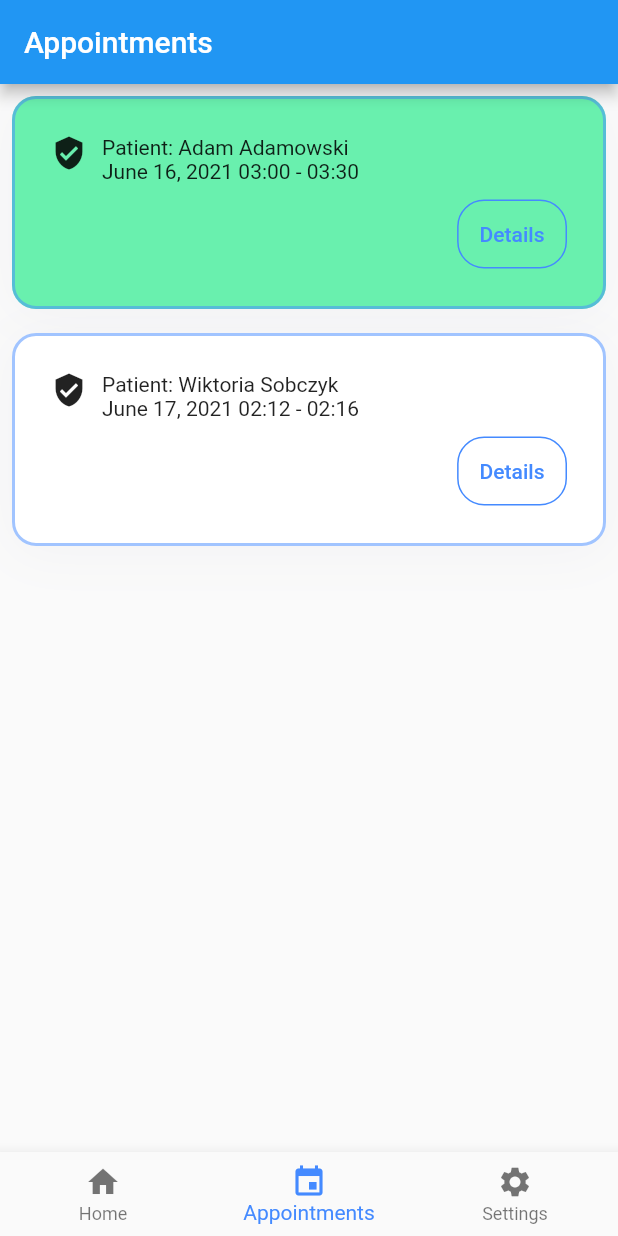
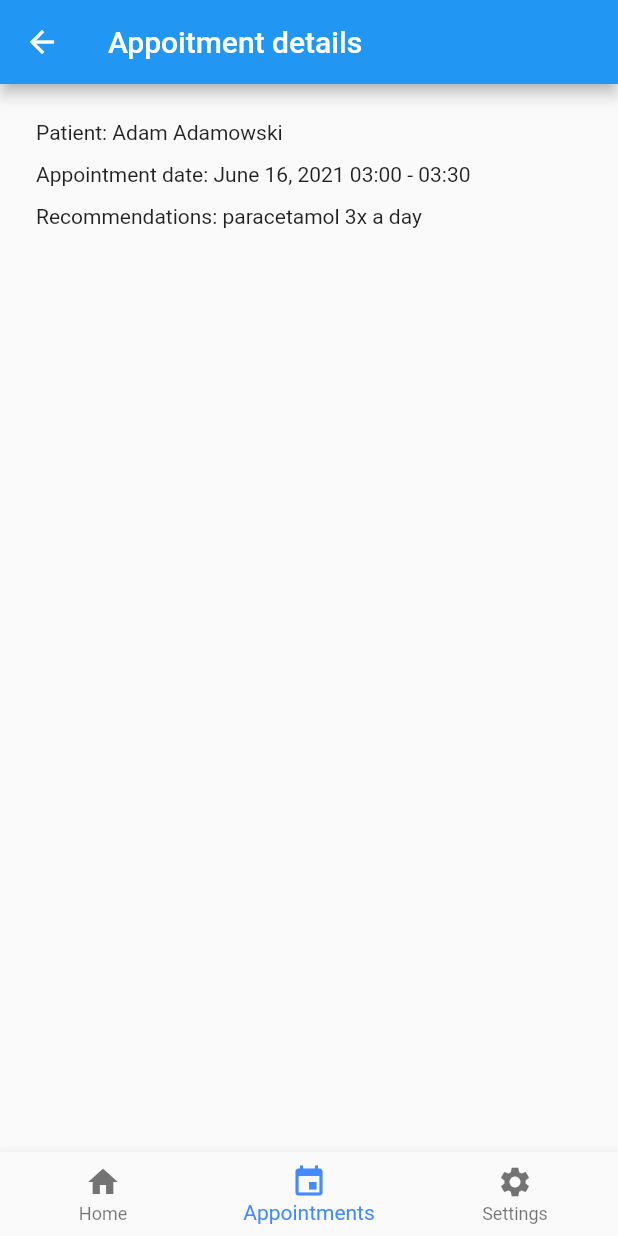
Before and after one commit to Ritalffy/HealthApp, a Flutter app: the DashboardPage screen opened by its route, item 2 of the bottom bar chosen, after a tap on "Details", on a phone screen of 412 x 824 dp. Run offline on Flutter 3.47's test engine with Material 2 defaults, Android fonts, the phone set to English and light mode, and no system bars; our stand-ins replace bloc, dio, equatable, flutter_bloc, flutter_secure_storage, formz and 1 more; accounts and stored records are empty.

Commit message:
doctor's flow

```diff
--- /dev/null
+++ b/lib/appointment_details/appointment_details.dart
@@ -0,0 +1,65 @@
+import 'package:flutter/material.dart';
+import 'package:health_app/widgets/buttons/primary_button.dart';
+
+class AppointmentDetailsPageArgs {
+  final String patient;
+  final String date;
+  final String? recommendations;
+
+  const AppointmentDetailsPageArgs({
+    required this.patient,
+    required this.date,
+    required this.recommendations,
+  });
+}
+
+class AppointmentDetailsPage extends StatelessWidget {
+  final AppointmentDetailsPageArgs args;
+  AppointmentDetailsPage(this.args);
+
+  @override
+  Widget build(BuildContext context) {
+    return Scaffold(
+      appBar: AppBar(title: const Text('Appoitment details')),
+      body: Padding(
+        padding: const EdgeInsets.all(24.0),
+        child: Column(
+          mainAxisAlignment: MainAxisAlignment.start,
+          crossAxisAlignment: CrossAxisAlignment.start,
+          children: [
+            Text('Patient: ' + args.patient),
+            SizedBox(height: 12),
+            Text('Appointment date: ' + args.date),
+            SizedBox(height: 12),
+            if (args.recommendations != null)
+              Text('Recommendations: ${args.recommendations}')
+            else
+              TextField(
+                onChanged: (password) => print(password),
+                decoration: InputDecoration(
+                  labelText: 'Recommendations',
+                ),
+              ),
+            if (args.recommendations == null)
+              Padding(
+                padding: EdgeInsets.symmetric(vertical: 24),
+                child: PrimaryButton(
+                    isSelected: true,
+                    label: 'Confirm',
+                    onPressed: () {
+                      ScaffoldMessenger.of(context)
+                        ..hideCurrentSnackBar()
+                        ..showSnackBar(
+                          const SnackBar(
+                              content: Text('Succesful info update')),
+                        );
+                      Navigator.of(context, rootNavigator: false).pop();
+                      Navigator.of(context, rootNavigator: false).pop();
+                    }),
+              )
+          ],
+        ),
+      ),
+    );
+  }
+}
--- a/lib/my_appointments/scheduled_appointments.dart
+++ b/lib/my_appointments/scheduled_appointments.dart
@@ -1,4 +1,6 @@
 import 'package:flutter/material.dart';
+import 'package:health_app/appointment_details/appointment_details.dart';
+import 'package:health_app/utils/navigation/dashboard_routes.dart';
 import 'package:health_app/widgets/cards/primary_card.dart';
 
 class ScheduledAppointments extends StatelessWidget {
@@ -15,7 +17,13 @@ class ScheduledAppointments extends StatelessWidget {
             child: PrimaryCard(
               isSelected: true,
               buttonLabel: 'Details',
-              onPressed: () => print('s'),
+              onPressed: () => Navigator.of(context, rootNavigator: false)
+                  .pushNamed<void>(DashboardRoutes.patientAppointmentsDetails,
+                      arguments: AppointmentDetailsPageArgs(
+                        date: 'June 16, 2021 03:00 - 03:30',
+                        patient: 'Adam Adamowski',
+                        recommendations: 'paracetamol 3x a day',
+                      )),
               description:
                   'Patient: Adam Adamowski\nJune 16, 2021 03:00 - 03:30 ',
               iconData: Icons.verified_user_sharp,
@@ -25,7 +33,13 @@ class ScheduledAppointments extends StatelessWidget {
             padding: const EdgeInsets.all(8.0),
             child: PrimaryCard(
               buttonLabel: 'Details',
-              onPressed: () => print('s'),
+              onPressed: () => Navigator.of(context, rootNavigator: false)
+                  .pushNamed<void>(DashboardRoutes.patientAppointmentsDetails,
+                      arguments: AppointmentDetailsPageArgs(
+                        date: 'June 17, 2021 02:12 - 02:16',
+                        patient: 'Wiktoria Sobczyk',
+                        recommendations: null,
+                      )),
               description:
                   'Patient: Wiktoria Sobczyk\nJune 17, 2021 02:12 - 02:16 ',
               iconData: Icons.verified_user_sharp,
--- a/lib/patient_appointments/bloc/appointment_bloc.dart
+++ b/lib/patient_appointments/bloc/appointment_bloc.dart
@@ -58,10 +58,6 @@ class AppointmentBloc extends Bloc<AppointmentEvent, AppointmentState> {
     yield state.copyWith(
         schedulingAppointmentStatus: SchedulingAppointmentStatus.loading);
     try {
-        // TODO: add put visit
-        //get user id
-        //put visit
-
       yield state.copyWith(
         schedulingAppointmentStatus: SchedulingAppointmentStatus.fetched,
       );
--- a/lib/settings/settings_page.dart
+++ b/lib/settings/settings_page.dart
@@ -26,7 +26,6 @@ class SettingsPage extends StatelessWidget {
               leading: const Icon(Icons.supervised_user_circle),
               title: Text('Edit profile'),
               trailing: const Icon(Icons.arrow_forward_ios),
-              // TODO: (Wiktoria) add edition profile page
               onTap: () {},
             ),
             const Divider(),
--- a/lib/utils/navigation/dashboard_routes.dart
+++ b/lib/utils/navigation/dashboard_routes.dart
@@ -1,5 +1,6 @@
 import 'package:flutter/material.dart';
 import 'package:flutter_bloc/flutter_bloc.dart';
+import 'package:health_app/appointment_details/appointment_details.dart';
 import 'package:health_app/blocs/authentication/bloc/authentication_bloc.dart';
 import 'package:health_app/home/view/home_page.dart';
 import 'package:health_app/my_appointments/scheduled_appointments.dart';
@@ -15,6 +16,8 @@ class DashboardRoutes {
   static const edit = '$_baseRoute/edit';
   static const patientAppointments =
       '$_baseRoute/patient/appointments/schedule';
+  static const patientAppointmentsDetails =
+      '$_baseRoute/patient/appointments/details';
 
   late AuthenticationBloc authenticationBloc;
 
@@ -41,6 +44,17 @@ class DashboardRoutes {
               value: authenticationBloc, child: PatientAppointmentsPage()),
           settings: settings,
         );
+      case patientAppointmentsDetails:
+        assert(settings.arguments is AppointmentDetailsPageArgs &&
+            settings.arguments != null);
+
+        AppointmentDetailsPageArgs args =
+            settings.arguments as AppointmentDetailsPageArgs;
+        return MaterialPageRoute<void>(
+          builder: (_) => BlocProvider.value(
+              value: authenticationBloc, child: AppointmentDetailsPage(args)),
+          settings: settings,
+        );
 
       case setting:
         return MaterialPageRoute<void>(
```
